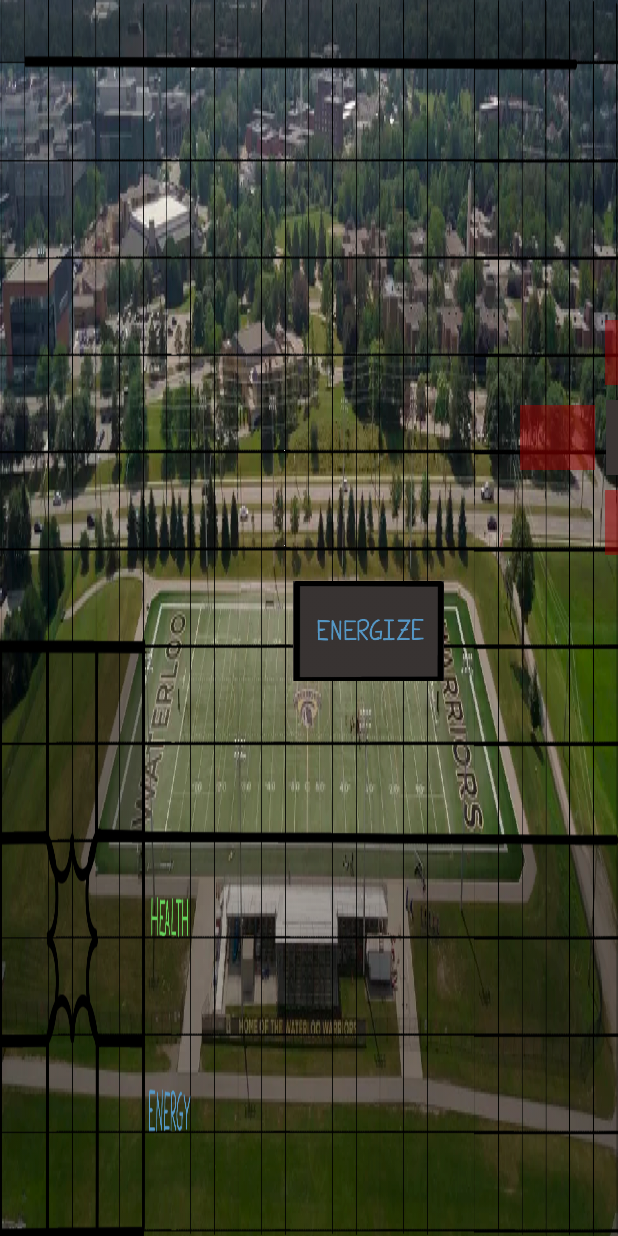
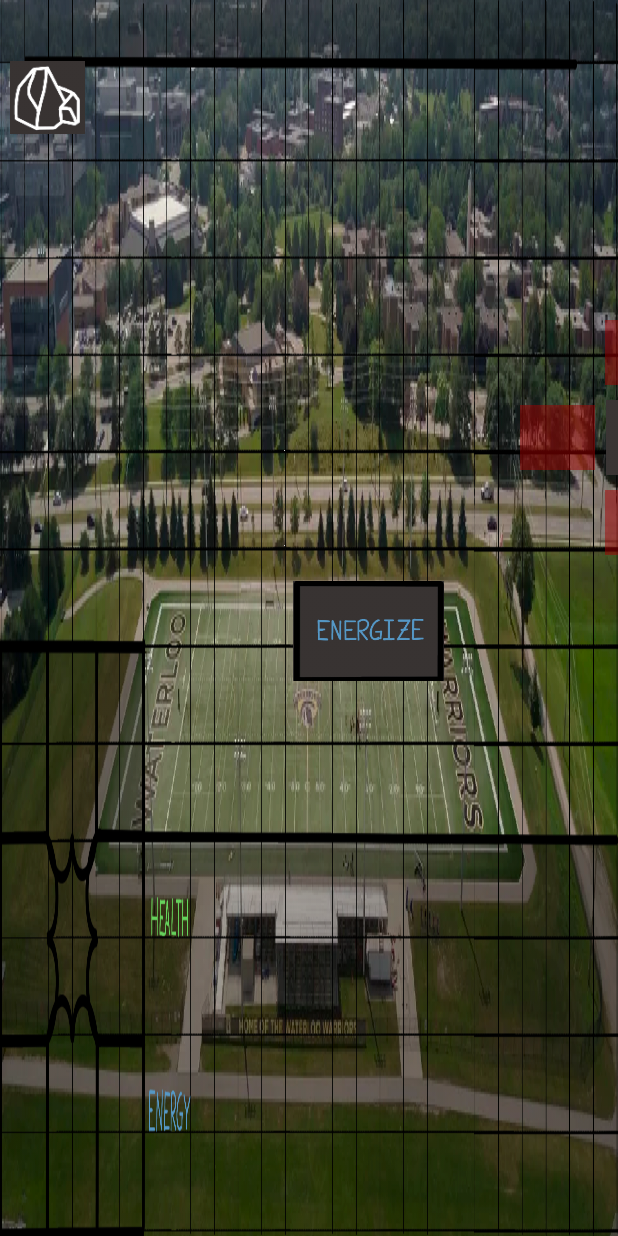
Before and after one commit to DaivikGoel/mcandgeese, an Android app: the layout battle_setup.xml on its own in the app's theme, with its tools: preview values and no code run, on a phone screen of 412 x 824 dp. Run offline under Robolectric (Android 15) with nearby library versions, the phone set to English and light mode, and no system bars.

Commit message:
Update Battle Program 1.7 Added boulders for a dynamic field
note scaffolding in place

```diff
--- a/app/src/main/java/com/example/mcandgeese/BattleScreen.java
+++ b/app/src/main/java/com/example/mcandgeese/BattleScreen.java
@@ -11,6 +11,10 @@ import android.widget.ImageView;
 import android.widget.TextView;
 
 import com.example.mcandgeese.gamePanel.InfoBar;
+
+import java.util.Random;
+
+import static java.lang.Math.abs;
 
 public class BattleScreen extends AppCompatActivity {
 
@@ -44,6 +48,10 @@ public class BattleScreen extends AppCompatActivity {
 
     int value =0;
 
+    int[][] boulderlocation = new int[5][2];
+    int randomx;
+    int randomy;
+
     // user info
     private InfoBar userHealthBar;
     private Canvas userHealthCanvas;
@@ -75,7 +83,10 @@ public class BattleScreen extends AppCompatActivity {
         onWindowFocusChanged(true);
         setupmap();
         startlocations();
+        BoulderSetUp();
         RefreshArray();
+        UpdateGrid();
+
 
         // setup the user health/energy and monster health bars
         setUpUserHealthBar();
@@ -216,9 +227,9 @@ public class BattleScreen extends AppCompatActivity {
         TextView row9 = findViewById(R.id.textView28);
         row9.setText(forprint10);
     }
-    public void setupmap(){
 
-
+    public void setupmap()
+    {
         for(int i = 1; i <3; i++)//set out of bounds
         {
             for(int j =1; j<7; j++)
@@ -238,8 +249,14 @@ public class BattleScreen extends AppCompatActivity {
             map[k][0] = 5;
             map[k][27] = 5;
         }
+
+        for(int j=0;j<5;j++){
+            map[boulderlocation[j][1]][boulderlocation[j][0]] = 5;
+        }
     }
-    public void startlocations(){
+
+    public void startlocations()
+    {
         map[my_s][mx_s] = 1; //student location
 
         map[my_s][mx_s+1] = 2; //student range
@@ -255,6 +272,35 @@ public class BattleScreen extends AppCompatActivity {
         map[my_g+1][mx_g-1] =4;
         map[my_g-1][mx_g-1] =4;
     }
+
+    public void BoulderSetUp()
+    {
+      //  int blx;
+       // int bly;
+
+        for (int i=0;i<5;i++)
+        {
+        randomx = new Random().nextInt(26) + 1;
+        randomy = new Random().nextInt(7) + 1;
+
+        if (map[randomy][randomx]==0) {
+     //       blx = ((randomx - 1) * 85);// + 10;
+      //      bly = ((randomy - 1) * 85);// - 60;
+
+            boulderlocation[i][0]= randomx;
+            boulderlocation[i][1]= randomy;
+        }
+            else
+            {
+                i=i-1;
+            }
+        }
+
+        RefreshArray();
+        DisplayBoulder();
+
+    }
+
     public void UpdateGrid(){
       //  Arrays.fill(map, 0); pretty sure issue. still need to clear array tho
 
@@ -266,7 +312,6 @@ public class BattleScreen extends AppCompatActivity {
             }
         }
 
-        map[my_s][mx_s] = 1; //student location
 
         map[my_s][mx_s+1] = 2; //student range
         map[my_s][mx_s-1] = 2;
@@ -274,12 +319,13 @@ public class BattleScreen extends AppCompatActivity {
         map[my_s-1][mx_s] = 2;
 
 
-        map[my_g][mx_g] =3; //goose location
-
         map[my_g+1][mx_g+1] =4; //goose range
         map[my_g-1][mx_g+1] =4;
         map[my_g+1][mx_g-1] =4;
         map[my_g-1][mx_g-1] =4;
+
+        map[my_s][mx_s] = 1; //student location
+        map[my_g][mx_g] =3; //goose location
         setupmap();
         RefreshArray();
 
@@ -353,6 +399,7 @@ public class BattleScreen extends AppCompatActivity {
         ValidateLocation(direction);
         drawBars();
         DisplayGoose(); //update graphics
+        UpdateGrid();
         RefreshArray();
     }
 
@@ -414,6 +461,34 @@ public class BattleScreen extends AppCompatActivity {
         AG_LD.invalidate();
 
 
+    }
+    public void DisplayBoulder()
+    {
+       // int y1 = abs((boulderlocation[0][1]-1)-28) ;
+        final ImageView B1 = (ImageView)findViewById(R.id.Boulder1);
+        B1.setX((boulderlocation[0][0]-1)*85);
+        B1.setY(595-((boulderlocation[0][1]-1)*85));
+        B1.invalidate();
+
+        final ImageView B2 = (ImageView)findViewById(R.id.Boulder2);
+        B2.setX((boulderlocation[1][0]-1)*85);
+        B2.setY(595-((boulderlocation[1][1]-1)*85));
+        B2.invalidate();
+
+        final ImageView B3 = (ImageView)findViewById(R.id.Boulder3);
+        B3.setX((boulderlocation[2][0]-1)*85);
+        B3.setY(595-((boulderlocation[2][1]-1)*85));
+        B3.invalidate();
+
+        final ImageView B4 = (ImageView)findViewById(R.id.Boulder4);
+        B4.setX((boulderlocation[3][0]-1)*85);
+        B4.setY(595-((boulderlocation[3][1]-1)*85));
+        B4.invalidate();
+
+        final ImageView B5 = (ImageView)findViewById(R.id.Boulder5);
+        B5.setX((boulderlocation[4][0]-1)*85);
+        B5.setY(595-((boulderlocation[4][1]-1)*85));
+        B5.invalidate();
     }
 
     public void CheckUserHealth()
@@ -498,11 +573,8 @@ public class BattleScreen extends AppCompatActivity {
 
     public void ArrowUp(View view)
     {
-        if (userhealth<=0)
-        {
-            EndGameLoose();
-        }
-        else if (energy >= movementcost )
+        CheckUserHealth();
+         if (energy >= movementcost )
         {
             my_s = my_s + 1;
             y_s = y_s - 85;
@@ -522,11 +594,8 @@ public class BattleScreen extends AppCompatActivity {
 
     }
     public void ArrowDown(View view) {
-        if (userhealth<=0)
-        {
-            EndGameLoose();
-        }
-        else if (energy >= movementcost )
+        CheckUserHealth();
+         if (energy >= movementcost )
         {
             my_s = my_s - 1;
             y_s = y_s + 85;
@@ -544,11 +613,8 @@ public class BattleScreen extends AppCompatActivity {
         GooseTurn();
     }
     public void ArrowLeft(View view) {
-        if (userhealth<=0)
-        {
-            EndGameLoose();
-        }
-        else if (energy >= movementcost )
+        CheckUserHealth();
+        if (energy >= movementcost )
         {
             mx_s = mx_s - 1;
             x_s = x_s - 85;
@@ -567,11 +633,8 @@ public class BattleScreen extends AppCompatActivity {
         GooseTurn();
     }
     public void ArrowRight(View view) {
-        if (userhealth<=0)
-        {
-            EndGameLoose();
-        }
-        else if (energy >= movementcost )
+        CheckUserHealth();
+        if (energy >= movementcost )
         {
             mx_s = mx_s + 1;
             x_s = x_s + 85;
--- a/app/src/main/res/layout/battle_setup.xml
+++ b/app/src/main/res/layout/battle_setup.xml
@@ -35,6 +35,80 @@
         app:layout_constraintTop_toTopOf="parent"
         app:layout_constraintVertical_bias="0"
         app:srcCompat="@drawable/goose" />//goose
+    <ImageView
+        android:id="@+id/Boulder1"
+        android:layout_width="75px"
+        android:layout_height="75px"
+        android:layout_marginStart="10px"
+        android:layout_marginTop="60px"
+        android:visibility="visible"
+        app:layout_constraintBottom_toBottomOf="parent"
+        app:layout_constraintEnd_toEndOf="parent"
+        app:layout_constraintHorizontal_bias="0"
+        app:layout_constraintStart_toStartOf="parent"
+        app:layout_constraintTop_toTopOf="parent"
+        app:layout_constraintVertical_bias="0"
+        app:srcCompat="@drawable/boulder" />//boulders
+
+    <ImageView
+        android:id="@+id/Boulder2"
+        android:layout_width="75px"
+        android:layout_height="75px"
+        android:layout_marginStart="10px"
+        android:layout_marginTop="60px"
+        android:visibility="visible"
+        app:layout_constraintBottom_toBottomOf="parent"
+        app:layout_constraintEnd_toEndOf="parent"
+        app:layout_constraintHorizontal_bias="0"
+        app:layout_constraintStart_toStartOf="parent"
+        app:layout_constraintTop_toTopOf="parent"
+        app:layout_constraintVertical_bias="0"
+        app:srcCompat="@drawable/boulder" />//boulders
+
+    <ImageView
+        android:id="@+id/Boulder3"
+        android:layout_width="75px"
+        android:layout_height="75px"
+        android:layout_marginStart="10px"
+        android:layout_marginTop="60px"
+        android:visibility="visible"
+        app:layout_constraintBottom_toBottomOf="parent"
+        app:layout_constraintEnd_toEndOf="parent"
+        app:layout_constraintHorizontal_bias="0"
+        app:layout_constraintStart_toStartOf="parent"
+        app:layout_constraintTop_toTopOf="parent"
+        app:layout_constraintVertical_bias="0"
+        app:srcCompat="@drawable/boulder" />//boulders
+
+    <ImageView
+        android:id="@+id/Boulder4"
+        android:layout_width="75px"
+        android:layout_height="75px"
+        android:layout_marginStart="10px"
+        android:layout_marginTop="60px"
+        android:visibility="visible"
+        app:layout_constraintBottom_toBottomOf="parent"
+        app:layout_constraintEnd_toEndOf="parent"
+        app:layout_constraintHorizontal_bias="0"
+        app:layout_constraintStart_toStartOf="parent"
+        app:layout_constraintTop_toTopOf="parent"
+        app:layout_constraintVertical_bias="0"
+        app:srcCompat="@drawable/boulder" />//boulders
+
+    <ImageView
+        android:id="@+id/Boulder5"
+        android:layout_width="75px"
+        android:layout_height="75px"
+        android:layout_marginStart="10px"
+        android:layout_marginTop="60px"
+        android:visibility="visible"
+        app:layout_constraintBottom_toBottomOf="parent"
+        app:layout_constraintEnd_toEndOf="parent"
+        app:layout_constraintHorizontal_bias="0"
+        app:layout_constraintStart_toStartOf="parent"
+        app:layout_constraintTop_toTopOf="parent"
+        app:layout_constraintVertical_bias="0"
+        app:srcCompat="@drawable/boulder" />//boulders
 
     <ImageView
         android:id="@+id/SAttackZoneR"
@@ -167,196 +241,7 @@
         app:srcCompat="@drawable/attack_range" />
 
 
-    <TextView
-        android:id="@+id/textView21"
-        android:layout_width="543dp"
-        android:layout_height="20dp"
-        android:layout_marginStart="18dp"
-        android:layout_marginTop="430dp"
-        android:layout_marginEnd="32dp"
-        android:layout_marginBottom="400dp"
-        android:background="#FFEB3B"
-        android:text="TextView"
 
-        android:textAppearance="@style/TextAppearance.AppCompat.Medium"
-        android:visibility="gone"
-        app:layout_constraintBottom_toBottomOf="parent"
-        app:layout_constraintEnd_toStartOf="@+id/rechargebutton"
-        app:layout_constraintHorizontal_bias="0.185"
-        app:layout_constraintStart_toEndOf="@+id/ADown"
-        app:layout_constraintTop_toBottomOf="@+id/ARight"
-        app:layout_constraintVertical_bias="0.669" />
-
-    <TextView
-        android:id="@+id/textView9"
-        android:layout_width="543dp"
-        android:layout_height="20dp"
-        android:layout_marginStart="18dp"
-        android:layout_marginTop="430dp"
-        android:layout_marginEnd="32dp"
-        android:layout_marginBottom="400dp"
-        android:background="#FFEB3B"
-        android:text="TextView"
-        android:textAppearance="@style/TextAppearance.AppCompat.Medium"
-        android:visibility="gone"
-        app:layout_constraintBottom_toBottomOf="parent"
-        app:layout_constraintEnd_toStartOf="@+id/rechargebutton"
-        app:layout_constraintHorizontal_bias="0.185"
-        app:layout_constraintStart_toEndOf="@+id/ADown"
-        app:layout_constraintTop_toBottomOf="@+id/ARight"
-        app:layout_constraintVertical_bias="0.629" />
-
-    <TextView
-        android:id="@+id/textView20"
-        android:layout_width="543dp"
-        android:layout_height="20dp"
-        android:layout_marginStart="18dp"
-        android:layout_marginTop="430dp"
-        android:layout_marginEnd="32dp"
-        android:layout_marginBottom="400dp"
-        android:background="#FFEB3B"
-        android:text="TextView"
-        android:textAppearance="@style/TextAppearance.AppCompat.Medium"
-        android:visibility="gone"
-        app:layout_constraintBottom_toBottomOf="parent"
-        app:layout_constraintEnd_toStartOf="@+id/rechargebutton"
-        app:layout_constraintHorizontal_bias="0.185"
-        app:layout_constraintStart_toEndOf="@+id/ADown"
-        app:layout_constraintTop_toBottomOf="@+id/ARight"
-        app:layout_constraintVertical_bias="0.648" />
-
-    <TextView
-        android:id="@+id/textView23"
-        android:layout_width="543dp"
-        android:layout_height="20dp"
-        android:layout_marginStart="18dp"
-        android:layout_marginTop="430dp"
-        android:layout_marginEnd="32dp"
-        android:layout_marginBottom="400dp"
-        android:background="#FFEB3B"
-        android:text="TextView"
-        android:textAppearance="@style/TextAppearance.AppCompat.Medium"
-        android:visibility="gone"
-        app:layout_constraintBottom_toBottomOf="parent"
-        app:layout_constraintEnd_toStartOf="@+id/rechargebutton"
-        app:layout_constraintHorizontal_bias="0.185"
-        app:layout_constraintStart_toEndOf="@+id/ADown"
-        app:layout_constraintTop_toBottomOf="@+id/ARight"
-        app:layout_constraintVertical_bias="0.707" />
-
-    <TextView
-        android:id="@+id/textView25"
-        android:layout_width="543dp"
-        android:layout_height="20dp"
-        android:layout_marginStart="18dp"
-        android:layout_marginTop="430dp"
-        android:layout_marginEnd="32dp"
-        android:layout_marginBottom="400dp"
-        android:background="#FFEB3B"
-        android:text="TextView"
-        android:textAppearance="@style/TextAppearance.AppCompat.Medium"
-        android:visibility="gone"
-        app:layout_constraintBottom_toBottomOf="parent"
-        app:layout_constraintEnd_toStartOf="@+id/rechargebutton"
-        app:layout_constraintHorizontal_bias="0.185"
-        app:layout_constraintStart_toEndOf="@+id/ADown"
-        app:layout_constraintTop_toBottomOf="@+id/ARight"
-        app:layout_constraintVertical_bias="0.749" />
-
-    <TextView
-        android:id="@+id/textView24"
-        android:layout_width="543dp"
-        android:layout_height="20dp"
-        android:layout_marginStart="18dp"
-        android:layout_marginTop="430dp"
-        android:layout_marginEnd="32dp"
-        android:layout_marginBottom="400dp"
-        android:background="#FFEB3B"
-        android:text="TextView"
-        android:textAppearance="@style/TextAppearance.AppCompat.Medium"
-        android:visibility="gone"
-        app:layout_constraintBottom_toBottomOf="parent"
-        app:layout_constraintEnd_toStartOf="@+id/rechargebutton"
-        app:layout_constraintHorizontal_bias="0.185"
-        app:layout_constraintStart_toEndOf="@+id/ADown"
-        app:layout_constraintTop_toBottomOf="@+id/ARight"
-        app:layout_constraintVertical_bias="0.729" />
-
-    <TextView
-        android:id="@+id/textView27"
-        android:layout_width="543dp"
-        android:layout_height="20dp"
-        android:layout_marginStart="18dp"
-        android:layout_marginTop="430dp"
-        android:layout_marginEnd="32dp"
-        android:layout_marginBottom="400dp"
-        android:background="#FFEB3B"
-        android:text="TextView"
-        android:textAppearance="@style/TextAppearance.AppCompat.Medium"
-        android:visibility="gone"
-        app:layout_constraintBottom_toBottomOf="parent"
-        app:layout_constraintEnd_toStartOf="@+id/rechargebutton"
-        app:layout_constraintHorizontal_bias="0.185"
-        app:layout_constraintStart_toEndOf="@+id/ADown"
-        app:layout_constraintTop_toBottomOf="@+id/ARight"
-        app:layout_constraintVertical_bias="0.791" />
-
-    <TextView
-        android:id="@+id/textView26"
-        android:layout_width="543dp"
-        android:layout_height="20dp"
-        android:layout_marginStart="18dp"
-        android:layout_marginTop="430dp"
-        android:layout_marginEnd="32dp"
-        android:layout_marginBottom="400dp"
-        android:background="#FFEB3B"
-        android:text="TextView"
-        android:textAppearance="@style/TextAppearance.AppCompat.Medium"
-        android:visibility="gone"
-        app:layout_constraintBottom_toBottomOf="parent"
-        app:layout_constraintEnd_toStartOf="@+id/rechargebutton"
-        app:layout_constraintHorizontal_bias="0.185"
-        app:layout_constraintStart_toEndOf="@+id/ADown"
-        app:layout_constraintTop_toBottomOf="@+id/ARight"
-        app:layout_constraintVertical_bias="0.772" />
-
-    <TextView
-        android:id="@+id/textView28"
-        android:layout_width="543dp"
-        android:layout_height="20dp"
-        android:layout_marginStart="18dp"
-        android:layout_marginTop="430dp"
-        android:layout_marginEnd="32dp"
-        android:layout_marginBottom="400dp"
-        android:background="#FFEB3B"
-        android:text="TextView"
-        android:textAppearance="@style/TextAppearance.AppCompat.Medium"
-        android:visibility="gone"
-        app:layout_constraintBottom_toBottomOf="parent"
-        app:layout_constraintEnd_toStartOf="@+id/rechargebutton"
-        app:layout_constraintHorizontal_bias="0.185"
-        app:layout_constraintStart_toEndOf="@+id/ADown"
-        app:layout_constraintTop_toBottomOf="@+id/ARight"
-        app:layout_constraintVertical_bias="0.811" />
-
-    <TextView
-        android:id="@+id/textView22"
-        android:layout_width="543dp"
-        android:layout_height="20dp"
-        android:layout_marginStart="18dp"
-        android:layout_marginTop="430dp"
-        android:layout_marginEnd="32dp"
-        android:layout_marginBottom="400dp"
-        android:background="#FFEB3B"
-        android:text="TextView"
-        android:textAppearance="@style/TextAppearance.AppCompat.Medium"
-        android:visibility="gone"
-        app:layout_constraintBottom_toBottomOf="parent"
-        app:layout_constraintEnd_toStartOf="@+id/rechargebutton"
-        app:layout_constraintHorizontal_bias="0.185"
-        app:layout_constraintStart_toEndOf="@+id/ADown"
-        app:layout_constraintTop_toBottomOf="@+id/ARight"
-        app:layout_constraintVertical_bias="0.688" />
 
     <ImageButton
         android:id="@+id/attackbutton"
@@ -520,4 +405,205 @@
         tools:srcCompat="@tools:sample/avatars" />
 
 
+    <TextView
+        android:id="@+id/textView21"
+        android:layout_width="543dp"
+        android:layout_height="20dp"
+        android:layout_marginStart="18dp"
+        android:layout_marginTop="430dp"
+        android:layout_marginEnd="32dp"
+        android:layout_marginBottom="400dp"
+        android:background="#FFEB3B"
+        android:text="TextView"
+        android:alpha=".5"
+        android:textAppearance="@style/TextAppearance.AppCompat.Medium"
+        android:visibility="visible"
+        app:layout_constraintBottom_toBottomOf="parent"
+        app:layout_constraintEnd_toStartOf="@+id/rechargebutton"
+        app:layout_constraintHorizontal_bias="0.185"
+        app:layout_constraintStart_toEndOf="@+id/ADown"
+        app:layout_constraintTop_toBottomOf="@+id/ARight"
+        app:layout_constraintVertical_bias="0.669" />
+
+    <TextView
+        android:id="@+id/textView9"
+        android:layout_width="543dp"
+        android:layout_height="20dp"
+        android:layout_marginStart="18dp"
+        android:layout_marginTop="430dp"
+        android:layout_marginEnd="32dp"
+        android:layout_marginBottom="400dp"
+        android:background="#FFEB3B"
+        android:text="TextView"
+        android:alpha=".5"
+        android:textAppearance="@style/TextAppearance.AppCompat.Medium"
+        android:visibility="visible"
+        app:layout_constraintBottom_toBottomOf="parent"
+        app:layout_constraintEnd_toStartOf="@+id/rechargebutton"
+        app:layout_constraintHorizontal_bias="0.185"
+        app:layout_constraintStart_toEndOf="@+id/ADown"
+        app:layout_constraintTop_toBottomOf="@+id/ARight"
+        app:layout_constraintVertical_bias="0.629" />
+
+    <TextView
+        android:id="@+id/textView20"
+        android:layout_width="543dp"
+        android:layout_height="20dp"
+        android:layout_marginStart="18dp"
+        android:layout_marginTop="430dp"
+        android:layout_marginEnd="32dp"
+        android:layout_marginBottom="400dp"
+        android:background="#FFEB3B"
+        android:text="TextView"
+        android:alpha=".5"
+        android:textAppearance="@style/TextAppearance.AppCompat.Medium"
+        android:visibility="visible"
+        app:layout_constraintBottom_toBottomOf="parent"
+        app:layout_constraintEnd_toStartOf="@+id/rechargebutton"
+        app:layout_constraintHorizontal_bias="0.185"
+        app:layout_constraintStart_toEndOf="@+id/ADown"
+        app:layout_constraintTop_toBottomOf="@+id/ARight"
+        app:layout_constraintVertical_bias="0.648" />
+
+    <TextView
+        android:id="@+id/textView23"
+        android:layout_width="543dp"
+        android:layout_height="20dp"
+        android:layout_marginStart="18dp"
+        android:layout_marginTop="430dp"
+        android:layout_marginEnd="32dp"
+        android:layout_marginBottom="400dp"
+        android:background="#FFEB3B"
+        android:text="TextView"
+        android:alpha=".5"
+        android:textAppearance="@style/TextAppearance.AppCompat.Medium"
+        android:visibility="visible"
+        app:layout_constraintBottom_toBottomOf="parent"
+        app:layout_constraintEnd_toStartOf="@+id/rechargebutton"
+        app:layout_constraintHorizontal_bias="0.185"
+        app:layout_constraintStart_toEndOf="@+id/ADown"
+        app:layout_constraintTop_toBottomOf="@+id/ARight"
+        app:layout_constraintVertical_bias="0.707" />
+
+    <TextView
+        android:id="@+id/textView25"
+        android:layout_width="543dp"
+        android:layout_height="20dp"
+        android:layout_marginStart="18dp"
+        android:layout_marginTop="430dp"
+        android:layout_marginEnd="32dp"
+        android:layout_marginBottom="400dp"
+        android:background="#FFEB3B"
+        android:text="TextView"
+        android:alpha=".5"
+        android:textAppearance="@style/TextAppearance.AppCompat.Medium"
+        android:visibility="visible"
+        app:layout_constraintBottom_toBottomOf="parent"
+        app:layout_constraintEnd_toStartOf="@+id/rechargebutton"
+        app:layout_constraintHorizontal_bias="0.185"
+        app:layout_constraintStart_toEndOf="@+id/ADown"
+        app:layout_constraintTop_toBottomOf="@+id/ARight"
+        app:layout_constraintVertical_bias="0.749" />
+
+    <TextView
+        android:id="@+id/textView24"
+        android:layout_width="543dp"
+        android:layout_height="20dp"
+        android:layout_marginStart="18dp"
+        android:layout_marginTop="430dp"
+        android:layout_marginEnd="32dp"
+        android:layout_marginBottom="400dp"
+        android:background="#FFEB3B"
+        android:text="TextView"
+        android:alpha=".5"
+        android:textAppearance="@style/TextAppearance.AppCompat.Medium"
+        android:visibility="visible"
+        app:layout_constraintBottom_toBottomOf="parent"
+        app:layout_constraintEnd_toStartOf="@+id/rechargebutton"
+        app:layout_constraintHorizontal_bias="0.185"
+        app:layout_constraintStart_toEndOf="@+id/ADown"
+        app:layout_constraintTop_toBottomOf="@+id/ARight"
+        app:layout_constraintVertical_bias="0.729" />
+
+    <TextView
+        android:id="@+id/textView27"
+        android:layout_width="543dp"
+        android:layout_height="20dp"
+        android:layout_marginStart="18dp"
+        android:layout_marginTop="430dp"
+        android:layout_marginEnd="32dp"
+        android:layout_marginBottom="400dp"
+        android:background="#FFEB3B"
+        android:text="TextView"
+        android:alpha=".5"
+        android:textAppearance="@style/TextAppearance.AppCompat.Medium"
+        android:visibility="visible"
+        app:layout_constraintBottom_toBottomOf="parent"
+        app:layout_constraintEnd_toStartOf="@+id/rechargebutton"
+        app:layout_constraintHorizontal_bias="0.185"
+        app:layout_constraintStart_toEndOf="@+id/ADown"
+        app:layout_constraintTop_toBottomOf="@+id/ARight"
+        app:layout_constraintVertical_bias="0.791" />
+
+    <TextView
+        android:id="@+id/textView26"
+        android:layout_width="543dp"
+        android:layout_height="20dp"
+        android:layout_marginStart="18dp"
+        android:layout_marginTop="430dp"
+        android:layout_marginEnd="32dp"
+        android:layout_marginBottom="400dp"
+        android:background="#FFEB3B"
+        android:text="TextView"
+        android:alpha=".5"
+        android:textAppearance="@style/TextAppearance.AppCompat.Medium"
+        android:visibility="visible"
+        app:layout_constraintBottom_toBottomOf="parent"
+        app:layout_constraintEnd_toStartOf="@+id/rechargebutton"
+        app:layout_constraintHorizontal_bias="0.185"
+        app:layout_constraintStart_toEndOf="@+id/ADown"
+        app:layout_constraintTop_toBottomOf="@+id/ARight"
+        app:layout_constraintVertical_bias="0.772" />
+
+    <TextView
+        android:id="@+id/textView28"
+        android:layout_width="543dp"
+        android:layout_height="20dp"
+        android:layout_marginStart="18dp"
+        android:layout_marginTop="430dp"
+        android:layout_marginEnd="32dp"
+        android:layout_marginBottom="400dp"
+        android:background="#FFEB3B"
+        android:text="TextView"
+        android:alpha=".5"
+        android:textAppearance="@style/TextAppearance.AppCompat.Medium"
+        android:visibility="visible"
+        app:layout_constraintBottom_toBottomOf="parent"
+        app:layout_constraintEnd_toStartOf="@+id/rechargebutton"
+        app:layout_constraintHorizontal_bias="0.185"
+        app:layout_constraintStart_toEndOf="@+id/ADown"
+        app:layout_constraintTop_toBottomOf="@+id/ARight"
+        app:layout_constraintVertical_bias="0.811" />
+
+    <TextView
+        android:id="@+id/textView22"
+        android:layout_width="543dp"
+        android:layout_height="20dp"
+        android:layout_marginStart="18dp"
+        android:layout_marginTop="430dp"
+        android:layout_marginEnd="32dp"
+        android:layout_marginBottom="400dp"
+        android:background="#FFEB3B"
+        android:text="TextView"
+        android:alpha=".5"
+        android:textAppearance="@style/TextAppearance.AppCompat.Medium"
+        android:visibility="visible"
+        app:layout_constraintBottom_toBottomOf="parent"
+        app:layout_constraintEnd_toStartOf="@+id/rechargebutton"
+        app:layout_constraintHorizontal_bias="0.185"
+        app:layout_constraintStart_toEndOf="@+id/ADown"
+        app:layout_constraintTop_toBottomOf="@+id/ARight"
+        app:layout_constraintVertical_bias="0.688" />
+
+
 </androidx.constraintlayout.widget.ConstraintLayout>
```
Also changed, not shown: app/src/main/res/drawable/boulder.jpg (added).
